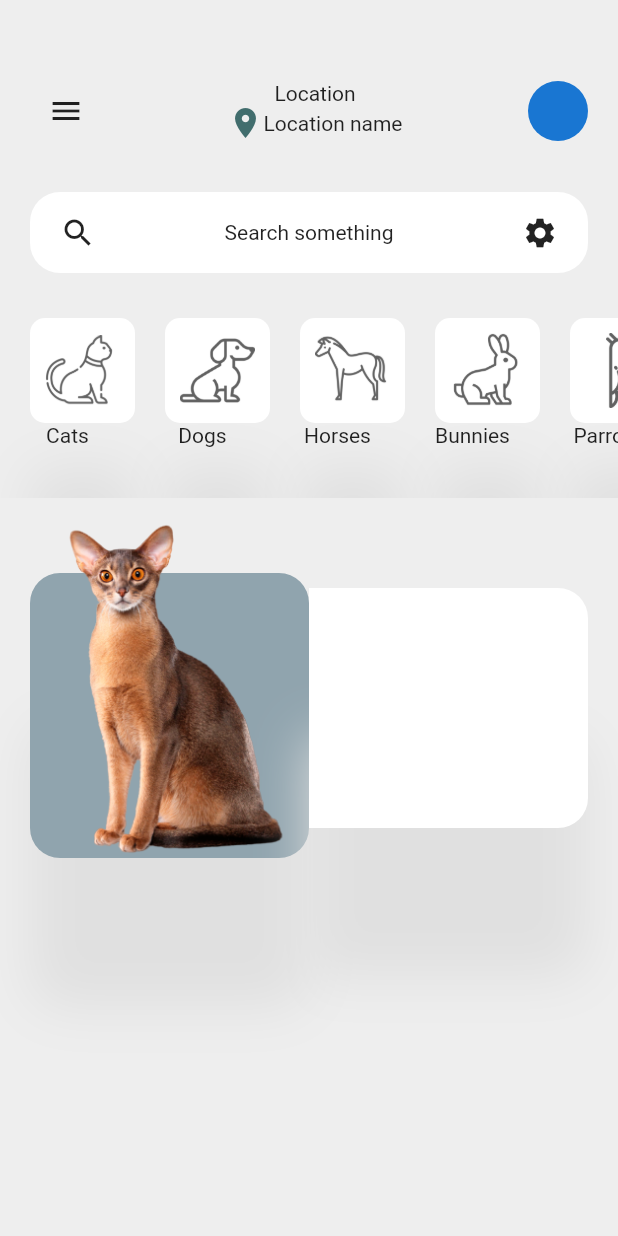
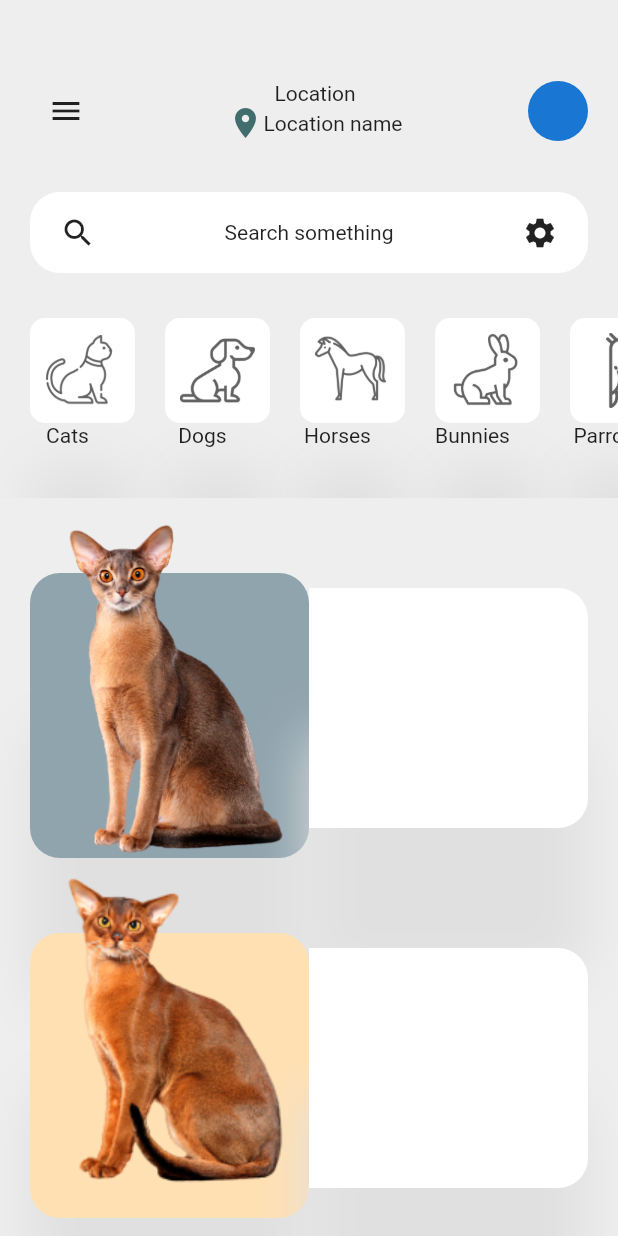
Before and after one commit to victcdva/pet_ui, a Flutter app: the screen it shows after launch, on a phone screen of 412 x 824 dp. Run offline on Flutter 3.47's test engine with Material 2 defaults, Android fonts, the phone set to English and light mode, and no system bars.

Commit message:
Implenting the second screen

```diff
--- a/lib/homeScreen.dart
+++ b/lib/homeScreen.dart
@@ -1,5 +1,6 @@
 import 'package:flutter/material.dart';
 import 'package:petui/configuration.dart';
+import 'package:petui/screen2.dart';
 
 class HomeScreen extends StatefulWidget {
   @override
@@ -7,7 +8,6 @@ class HomeScreen extends StatefulWidget {
 }
 
 class _HomeScreenState extends State<HomeScreen> {
-
   double _xOffset = 0;
   double _yOffset = 0;
   double _scaleFactor = 1;
@@ -16,9 +16,11 @@ class _HomeScreenState extends State<HomeScreen> {
   @override
   Widget build(BuildContext context) {
     return AnimatedContainer(
-      transform: Matrix4.translationValues(_xOffset, _yOffset, 0)..scale(_scaleFactor),
+      transform: Matrix4.translationValues(_xOffset, _yOffset, 0)
+        ..scale(_scaleFactor),
       duration: Duration(milliseconds: 250),
       color: Colors.grey[200],
+      child: SingleChildScrollView(
         child: Column(
           children: [
             SizedBox(
@@ -29,7 +31,8 @@ class _HomeScreenState extends State<HomeScreen> {
               child: Row(
                 mainAxisAlignment: MainAxisAlignment.spaceBetween,
                 children: [
-                _isDrawerOpen? IconButton(
+                  _isDrawerOpen
+                      ? IconButton(
                           icon: Icon(Icons.arrow_back),
                           onPressed: () {
                             setState(() {
@@ -39,7 +42,10 @@ class _HomeScreenState extends State<HomeScreen> {
                               _isDrawerOpen = false;
                             });
                           },
-                ): IconButton(icon: Icon(Icons.menu), onPressed: () {
+                        )
+                      : IconButton(
+                          icon: Icon(Icons.menu),
+                          onPressed: () {
                             setState(() {
                               _xOffset = 230;
                               _yOffset = 150;
@@ -65,14 +71,11 @@ class _HomeScreenState extends State<HomeScreen> {
                 ],
               ),
             ),
-
             Container(
               padding: EdgeInsets.symmetric(horizontal: 20, vertical: 15),
               margin: EdgeInsets.symmetric(vertical: 30, horizontal: 20),
               decoration: BoxDecoration(
-              color: Colors.white,
-              borderRadius: BorderRadius.circular(20)
-            ),
+                  color: Colors.white, borderRadius: BorderRadius.circular(20)),
               child: Row(
                 mainAxisAlignment: MainAxisAlignment.spaceBetween,
                 children: [
@@ -97,19 +100,50 @@ class _HomeScreenState extends State<HomeScreen> {
                           decoration: BoxDecoration(
                               color: Colors.white,
                               boxShadow: shadowList,
-                          borderRadius: BorderRadius.circular(10)
-                        ),
+                              borderRadius: BorderRadius.circular(10)),
                           child: Image.asset(categories[index]['iconPath'],
-                          width: 50,
-                          height: 50,
-                          color: Colors.grey[700]
-                        ),
+                              width: 50, height: 50, color: Colors.grey[700]),
                         ),
                         Text(categories[index]['name'])
                       ],
                     ),
                   );
                 },
+              ),
+            ),
+            GestureDetector(
+              onTap: (){
+                Navigator.push(context, MaterialPageRoute(builder: (context)=>Screen2()));
+              },
+              child: Container(
+                height: 240,
+                margin: EdgeInsets.symmetric(horizontal: 20),
+                child: Row(
+                  children: [
+                    Expanded(
+                      child: Stack(
+                        children: [
+                          Container(
+                            decoration: BoxDecoration(
+                                color: Colors.blueGrey[300],
+                                borderRadius: BorderRadius.circular(20),
+                                boxShadow: shadowList),
+                            margin: EdgeInsets.only(top: 50),
+                          ),
+                          Align(child: Image.asset('images/pet-cat2.png'))
+                        ],
+                      ),
+                    ),
+                    Expanded(
+                        child: Container(
+                      margin: EdgeInsets.only(top: 60, bottom: 20),
+                      decoration: BoxDecoration(
+                          color: Colors.white,
+                          boxShadow: shadowList,
+                          borderRadius: BorderRadius.only(topRight: Radius.circular(20), bottomRight: Radius.circular(20))),
+                    ))
+                  ],
+                ),
               ),
             ),
             Container(
@@ -122,15 +156,12 @@ class _HomeScreenState extends State<HomeScreen> {
                       children: [
                         Container(
                           decoration: BoxDecoration(
-                          color: Colors.blueGrey[300],
+                              color: Colors.orange[100],
                               borderRadius: BorderRadius.circular(20),
-                          boxShadow: shadowList
-                        ),
+                              boxShadow: shadowList),
                           margin: EdgeInsets.only(top: 50),
                         ),
-                      Align(
-                        child: Image.asset('images/pet-cat2.png')
-                      )
+                        Align(child: Image.asset('images/pet-cat1.png'))
                       ],
                     ),
                   ),
@@ -142,15 +173,16 @@ class _HomeScreenState extends State<HomeScreen> {
                         boxShadow: shadowList,
                         borderRadius: BorderRadius.only(
                             topRight: Radius.circular(20),
-                        bottomRight: Radius.circular(20)
-                      )
-                    ),
-
+                            bottomRight: Radius.circular(20))),
                   ))
                 ],
               ),
+            ),
+            SizedBox(
+              height: 50,
             )
           ],
+        ),
       ),
     );
   }
```
Also changed, not shown: lib/screen2.dart (added, +29 -0 lines). Lines whose indentation alone changed are shown as unchanged.
